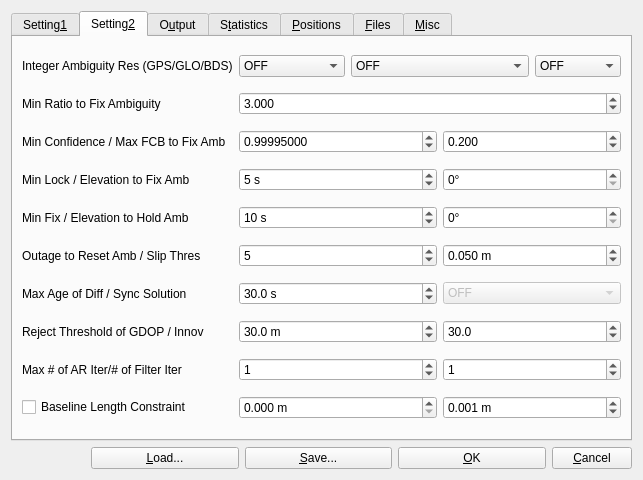
Qt form app/qtapp/rtkpost_qt/postopt.ui (lhuisman/myRTKLIB) before a commit.
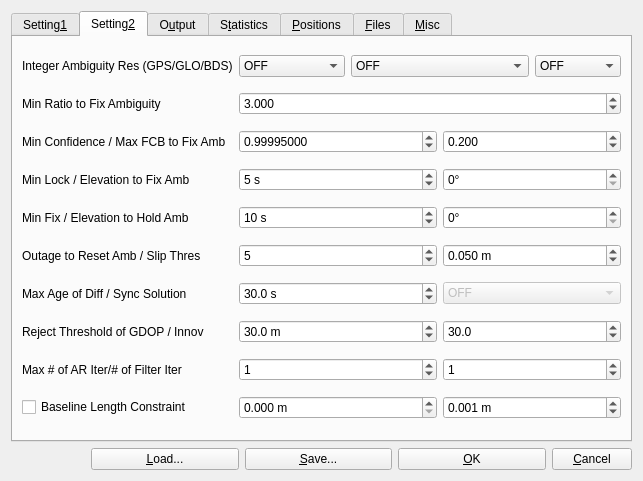
The same form after that commit. The open tabs and pages were chosen to show the change. Icons and pictures are not drawn.

Commit message: Add missing options

Patch:
```diff
--- a/app/qtapp/rtkpost_qt/postopt.ui
+++ b/app/qtapp/rtkpost_qt/postopt.ui
@@ -7,7 +7,7 @@
     <x>0</x>
     <y>0</y>
     <width>643</width>
-    <height>480</height>
+    <height>481</height>
    </rect>
   </property>
   <property name="windowTitle">
```
Left out of the diff: 24 changed lines with no effect on the pictures.
